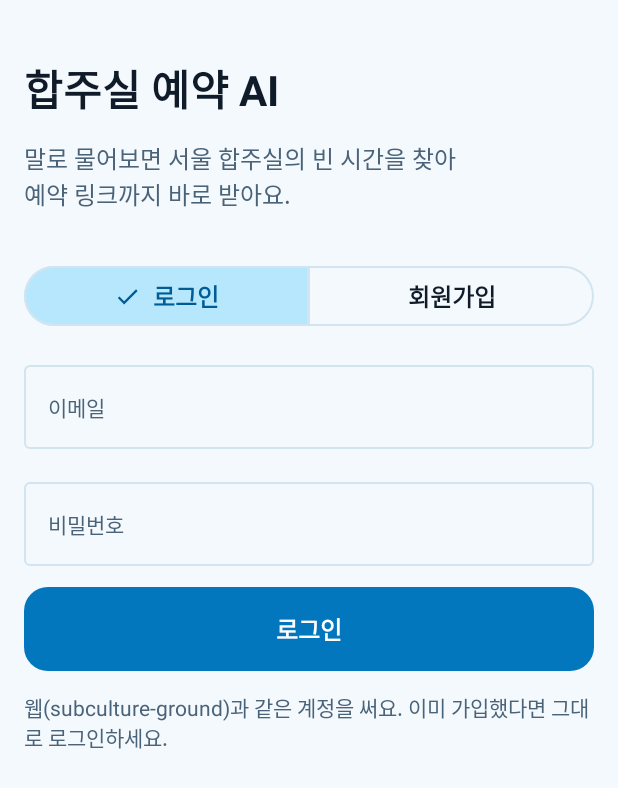
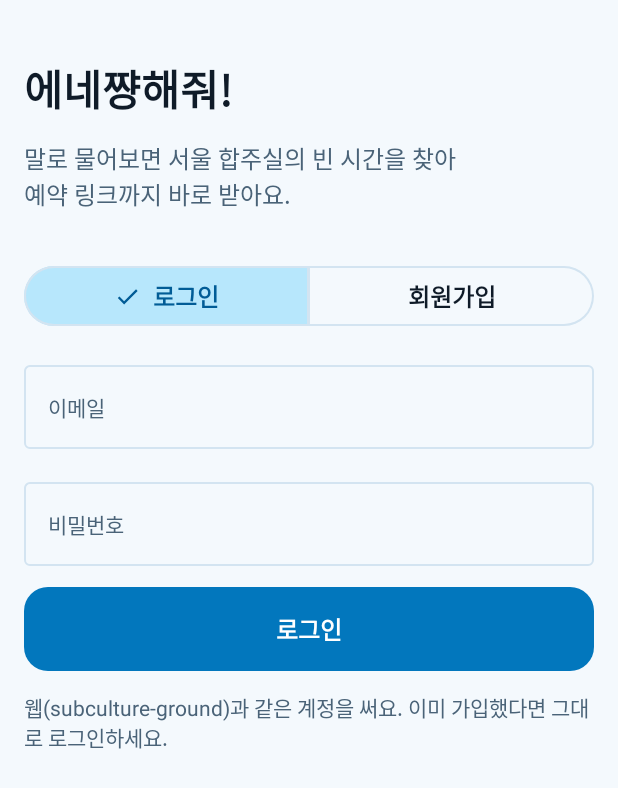
Before and after one commit to TTOGEARII/aos-ai-band-reserve, an Android app built with Jetpack Compose: the screen it shows after launch (MainActivity), on a phone screen of 412 x 824 dp. Shown: the top 788 px of the screen. Run offline under Robolectric (Android 15) with nearby library versions, the phone set to English and light mode, and no system bars; our stand-ins replace Dagger/Hilt's generated code; libraries missing offline, so code that uses them is left out: com.google.android.play; 7 statements that could not run were skipped.

Commit message:
feat: 앱 이름을 '에네쨩해줘!'로 변경 (versionCode 20)
- 런처 라벨·로그인 히어로·채팅 헤더·신고 메일 제목을 새 이름으로 교체
- 스토어 그래픽(피처 1024x500) 타이틀 문구 재생성
- 스토어 문구·릴리스 문서의 앱 이름 갱신
- CI versionCode 오프셋을 100으로 올려 수동 업로드 번호와 충돌 방지

```diff
--- a/app/build.gradle.kts
+++ b/app/build.gradle.kts
@@ -76,7 +76,7 @@ android {
          * 로컬 수동 빌드는 아래 기본값을 쓴다. CI 도입 후에는 콘솔 업로드를 CI로 일원화할 것 —
          * 수동 업로드를 섞으면 코드가 엇갈려 거부된다. (1: 리네임 전, 2: 첫 업로드, 3: 기호 설정판 업로드됨)
          */
-        versionCode = providers.environmentVariable("VERSION_CODE").orNull?.toIntOrNull() ?: 19
+        versionCode = providers.environmentVariable("VERSION_CODE").orNull?.toIntOrNull() ?: 20
         versionName = "1.0"
 
         testInstrumentationRunner = "androidx.test.runner.AndroidJUnitRunner"
--- a/app/src/main/java/com/enezzang/yatte/ui/AuthScreen.kt
+++ b/app/src/main/java/com/enezzang/yatte/ui/AuthScreen.kt
@@ -70,7 +70,7 @@ fun AuthScreen(
     ) {
         Spacer(Modifier.height(24.dp))
 
-        Text("합주실 예약 AI", style = MaterialTheme.typography.headlineLarge)
+        Text("에네쨩해줘!", style = MaterialTheme.typography.headlineLarge)
         Text(
             text = "말로 물어보면 서울 합주실의 빈 시간을 찾아\n예약 링크까지 바로 받아요.",
             style = MaterialTheme.typography.bodyLarge,
--- a/app/src/main/java/com/enezzang/yatte/ui/EnezzangYatteScreen.kt
+++ b/app/src/main/java/com/enezzang/yatte/ui/EnezzangYatteScreen.kt
@@ -177,7 +177,7 @@ private fun ChatHeader(
             .padding(start = EnezzangYatteTheme.gutter, end = 4.dp, top = 10.dp, bottom = 10.dp),
     ) {
         Column(modifier = Modifier.weight(1f)) {
-            Text("합주실 예약 AI", style = MaterialTheme.typography.headlineMedium)
+            Text("에네쨩해줘!", style = MaterialTheme.typography.headlineMedium)
             Text(
                 text = modelLabel,
                 style = MaterialTheme.typography.labelMedium,
--- a/app/src/main/java/com/enezzang/yatte/ui/SettingsScreen.kt
+++ b/app/src/main/java/com/enezzang/yatte/ui/SettingsScreen.kt
@@ -179,7 +179,7 @@ fun SettingsScreen(
         val uriHandler = LocalUriHandler.current
         TextButton(onClick = {
             // mailto는 공백을 %20으로 받아야 해서 URLEncoder의 '+'를 바꿔 준다.
-            val subject = URLEncoder.encode("[합주실 예약 AI] 부적절한 응답 신고", "UTF-8")
+            val subject = URLEncoder.encode("[에네쨩해줘!] 부적절한 응답 신고", "UTF-8")
                 .replace("+", "%20")
             uriHandler.openUri("mailto:$REPORT_EMAIL?subject=$subject")
         }) {
--- a/app/src/main/res/values/strings.xml
+++ b/app/src/main/res/values/strings.xml
@@ -1,3 +1,3 @@
 <resources>
-    <string name="app_name">합주실 예약</string>
+    <string name="app_name">에네쨩해줘!</string>
 </resources>
```
Also changed, not shown: 5 other files.
